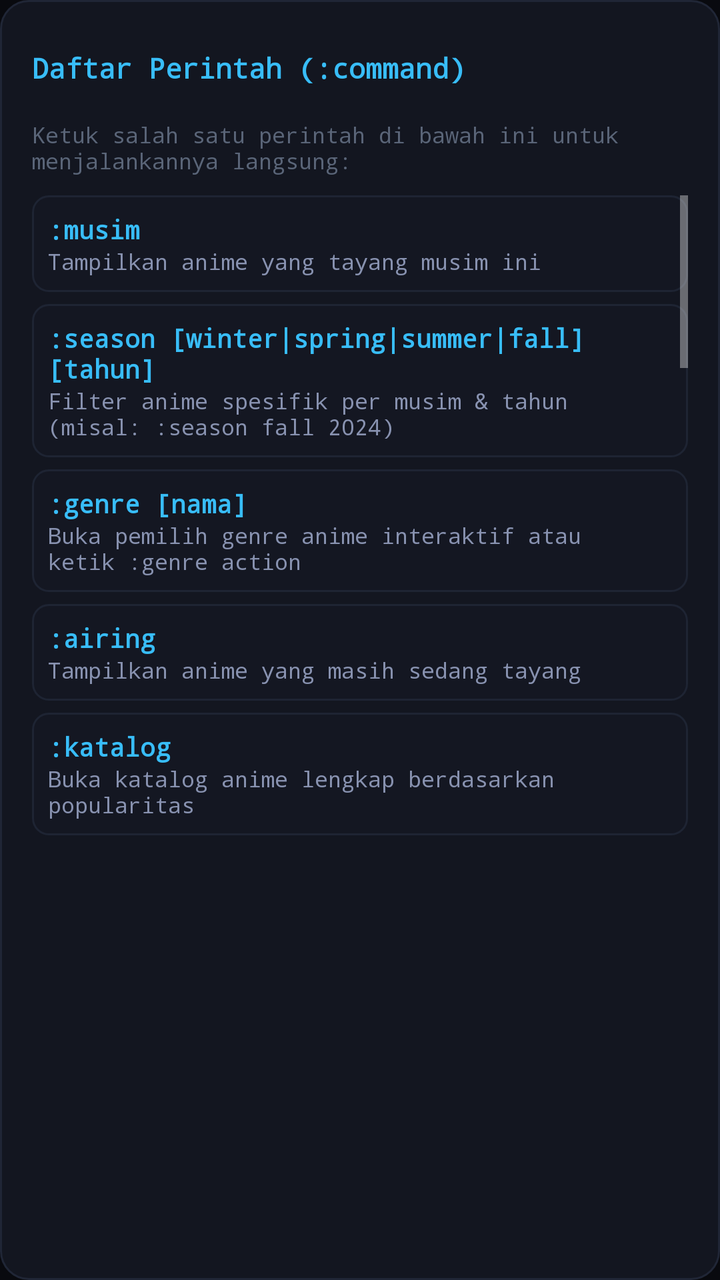
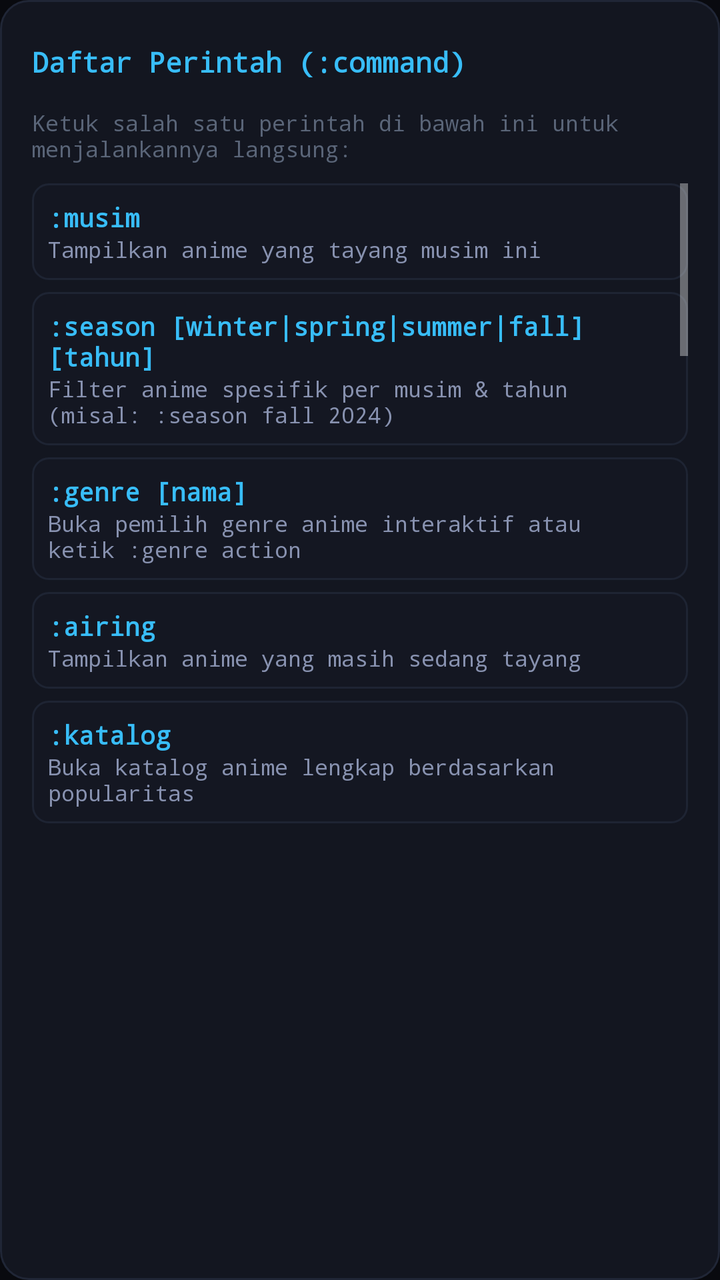

Two renders of the same Android screen: before a commit and after it. Below are the layout's source before the change and the commit's diff.
<!-- AndroidManifest.xml: application theme Theme.Tatap -->
<!-- res/layout/dialog_command_help.xml -->
<?xml version="1.0" encoding="utf-8"?>
<LinearLayout xmlns:android="http://schemas.android.com/apk/res/android"
    android:layout_width="match_parent"
    android:layout_height="wrap_content"
    android:orientation="vertical"
    android:background="@drawable/bg_dialog_card"
    android:padding="16dp">

    
    <LinearLayout
        android:layout_width="match_parent"
        android:layout_height="wrap_content"
        android:gravity="center_vertical"
        android:paddingBottom="8dp">

        <TextView
            android:layout_width="0dp"
            android:layout_height="wrap_content"
            android:layout_weight="1"
      android:text="Daftar Perintah (:command)"
            android:textColor="#38BDF8"
            android:textSize="14sp"
            android:textStyle="bold"
            android:fontFamily="monospace" />

        <Button
            android:id="@+id/btn_close_help_dialog"
            android:layout_width="36dp"
            android:layout_height="36dp"
            android:background="?attr/selectableItemBackgroundBorderless"
            android:drawableStart="@drawable/ic_close"
            android:drawableTint="#8892B0"
            android:padding="8dp" />
    </LinearLayout>

    <TextView
        android:layout_width="match_parent"
        android:layout_height="wrap_content"
        android:text="Ketuk salah satu perintah di bawah ini untuk menjalankannya langsung:"
    android:textColor="#5A6578"
        android:textSize="11sp"
        android:fontFamily="monospace"
        android:layout_marginBottom="10dp" />

    <ScrollView
        android:layout_width="match_parent"
        android:layout_height="320dp"
        android:scrollbars="vertical">

        <LinearLayout
            android:layout_width="match_parent"
            android:layout_height="wrap_content"
            android:orientation="vertical">

            
            <LinearLayout
                android:id="@+id/cmd_item_musim"
                android:layout_width="match_parent"
                android:layout_height="wrap_content"
                android:background="@drawable/bg_command_tag"
                android:orientation="vertical"
                android:padding="8dp"
                android:layout_marginBottom="6dp">

                <TextView
                    android:layout_width="wrap_content"
                    android:layout_height="wrap_content"
                    android:text=":musim"
                    android:textColor="#38BDF8"
                    android:textSize="13sp"
                    android:textStyle="bold"
                    android:fontFamily="monospace" />

                <TextView
                    android:layout_width="wrap_content"
                    android:layout_height="wrap_content"
                    android:text="Tampilkan anime yang tayang musim ini"
          android:textColor="#8892B0"
                    android:textSize="11sp"
                    android:fontFamily="monospace" />
            </LinearLayout>

            
            <LinearLayout
                android:id="@+id/cmd_item_season"
                android:layout_width="match_parent"
                android:layout_height="wrap_content"
                android:background="@drawable/bg_command_tag"
                android:orientation="vertical"
                android:padding="8dp"
                android:layout_marginBottom="6dp">

                <TextView
                    android:layout_width="wrap_content"
                    android:layout_height="wrap_content"
                    android:text=":season [winter|spring|summer|fall] [tahun]"
                    android:textColor="#38BDF8"
                    android:textSize="13sp"
                    android:textStyle="bold"
                    android:fontFamily="monospace" />

                <TextView
                    android:layout_width="wrap_content"
                    android:layout_height="wrap_content"
                    android:text="Filter anime spesifik per musim &amp; tahun (misal: :season fall 2024)"
          android:textColor="#8892B0"
                    android:textSize="11sp"
                    android:fontFamily="monospace" />
            </LinearLayout>

            
            <LinearLayout
                android:id="@+id/cmd_item_genre"
                android:layout_width="match_parent"
                android:layout_height="wrap_content"
                android:background="@drawable/bg_command_tag"
                android:orientation="vertical"
                android:padding="8dp"
                android:layout_marginBottom="6dp">

                <TextView
                    android:layout_width="wrap_content"
                    android:layout_height="wrap_content"
                    android:text=":genre [nama]"
                    android:textColor="#38BDF8"
                    android:textSize="13sp"
                    android:textStyle="bold"
                    android:fontFamily="monospace" />

                <TextView
                    android:layout_width="wrap_content"
                    android:layout_height="wrap_content"
                    android:text="Buka pemilih genre anime interaktif atau ketik :genre action"
          android:textColor="#8892B0"
                    android:textSize="11sp"
                    android:fontFamily="monospace" />
            </LinearLayout>

            
            <LinearLayout
                android:id="@+id/cmd_item_airing"
                android:layout_width="match_parent"
                android:layout_height="wrap_content"
                android:background="@drawable/bg_command_tag"
                android:orientation="vertical"
                android:padding="8dp"
                android:layout_marginBottom="6dp">

                <TextView
                    android:layout_width="wrap_content"
                    android:layout_height="wrap_content"
                    android:text=":airing"
                    android:textColor="#38BDF8"
                    android:textSize="13sp"
                    android:textStyle="bold"
                    android:fontFamily="monospace" />

                <TextView
                    android:layout_width="wrap_content"
                    android:layout_height="wrap_content"
                    android:text="Tampilkan anime yang masih sedang tayang"
          android:textColor="#8892B0"
                    android:textSize="11sp"
                    android:fontFamily="monospace" />
            </LinearLayout>

            
            <LinearLayout
                android:id="@+id/cmd_item_katalog"
                android:layout_width="match_parent"
                android:layout_height="wrap_content"
                android:background="@drawable/bg_command_tag"
                android:orientation="vertical"
                android:padding="8dp"
                android:layout_marginBottom="6dp">

                <TextView
                    android:layout_width="wrap_content"
                    android:layout_height="wrap_content"
                    android:text=":katalog"
                    android:textColor="#38BDF8"
                    android:textSize="13sp"
                    android:textStyle="bold"
                    android:fontFamily="monospace" />

                <TextView
                    android:layout_width="wrap_content"
                    android:layout_height="wrap_content"
                    android:text="Buka katalog anime lengkap berdasarkan popularitas"
          android:textColor="#8892B0"
                    android:textSize="11sp"
                    android:fontFamily="monospace" />
            </LinearLayout>

            
            <LinearLayout
                android:id="@+id/cmd_item_source"
                android:layout_width="match_parent"
                android:layout_height="wrap_content"
                android:background="@drawable/bg_command_tag"
                android:orientation="vertical"
                android:padding="8dp"
                android:layout_marginBottom="6dp">

                <TextView
                    android:layout_width="wrap_content"
                    android:layout_height="wrap_content"
                    android:text=":source [hi|otaku]"
                    android:textColor="#38BDF8"
                    android:textSize="13sp"
                    android:textStyle="bold"
                    android:fontFamily="monospace" />

                <TextView
                    android:layout_width="wrap_content"
                    android:layout_height="wrap_content"
                    android:text="Ganti sumber streaming: HiAnime (Multi-sub) / Otakudesu (Sub Indo)"
          android:textColor="#8892B0"
                    android:textSize="11sp"
                    android:fontFamily="monospace" />
            </LinearLayout>

            
            <LinearLayout
                android:id="@+id/cmd_item_ping"
                android:layout_width="match_parent"
                android:layout_height="wrap_content"
                android:background="@drawable/bg_command_tag"
                android:orientation="vertical"
                android:padding="8dp"
                android:layout_marginBottom="6dp">

                <TextView
                    android:layout_width="wrap_content"
                    android:layout_height="wrap_content"
                    android:text=":ping"
                    android:textColor="#38BDF8"
                    android:textSize="13sp"
                    android:textStyle="bold"
                    android:fontFamily="monospace" />

                <TextView
                    android:layout_width="wrap_content"
                    android:layout_height="wrap_content"
                    android:text="Periksa latensi &amp; kesehatan backend internal Python"
          android:textColor="#8892B0"
                    android:textSize="11sp"
                    android:fontFamily="monospace" />
            </LinearLayout>

            
            <LinearLayout
                android:id="@+id/cmd_item_ai"
                android:layout_width="match_parent"
                android:layout_height="wrap_content"
                android:background="@drawable/bg_command_tag"
                android:orientation="vertical"
                android:padding="8dp"
                android:layout_marginBottom="6dp">

                <TextView
                    android:layout_width="wrap_content"
                    android:layout_height="wrap_content"
                    android:text=":ai"
                    android:textColor="#38BDF8"
                    android:textSize="13sp"
                    android:textStyle="bold"
                    android:fontFamily="monospace" />

                <TextView
                    android:layout_width="wrap_content"
                    android:layout_height="wrap_content"
                    android:text="Buka panel dialog konfigurasi AI Translate &amp; Preset API Key"
          android:textColor="#8892B0"
                    android:textSize="11sp"
                    android:fontFamily="monospace" />
            </LinearLayout>

            
            <LinearLayout
                android:id="@+id/cmd_item_apikey"
                android:layout_width="match_parent"
                android:layout_height="wrap_content"
                android:background="@drawable/bg_command_tag"
                android:orientation="vertical"
                android:padding="8dp"
                android:layout_marginBottom="6dp">

                <TextView
                    android:layout_width="wrap_content"
                    android:layout_height="wrap_content"
                    android:text=":apikey [key]"
                    android:textColor="#38BDF8"
                    android:textSize="13sp"
                    android:textStyle="bold"
                    android:fontFamily="monospace" />

                <TextView
                    android:layout_width="wrap_content"
                    android:layout_height="wrap_content"
                    android:text="Periksa status API key atau simpan key AI (Gemini, Groq, Ollama, OpenAI)"
          android:textColor="#8892B0"
                    android:textSize="11sp"
                    android:fontFamily="monospace" />
            </LinearLayout>

            
            <LinearLayout
                android:id="@+id/cmd_item_gemini"
                android:layout_width="match_parent"
                android:layout_height="wrap_content"
                android:background="@drawable/bg_command_tag"
                android:orientation="vertical"
                android:padding="8dp"
                android:layout_marginBottom="6dp">

                <TextView
                    android:layout_width="wrap_content"
                    android:layout_height="wrap_content"
                    android:text=":gemini &lt;key&gt;"
                    android:textColor="#38BDF8"
                    android:textSize="13sp"
                    android:textStyle="bold"
                    android:fontFamily="monospace" />

                <TextView
                    android:layout_width="wrap_content"
                    android:layout_height="wrap_content"
                    android:text="Preset Google AI Studio (Model gemini-2.0-flash)"
          android:textColor="#8892B0"
                    android:textSize="11sp"
                    android:fontFamily="monospace" />
            </LinearLayout>

            
            <LinearLayout
                android:id="@+id/cmd_item_groq"
                android:layout_width="match_parent"
                android:layout_height="wrap_content"
                android:background="@drawable/bg_command_tag"
                android:orientation="vertical"
                android:padding="8dp"
                android:layout_marginBottom="6dp">

                <TextView
                    android:layout_width="wrap_content"
                    android:layout_height="wrap_content"
                    android:text=":groq &lt;key&gt;"
                    android:textColor="#38BDF8"
                    android:textSize="13sp"
                    android:textStyle="bold"
                    android:fontFamily="monospace" />

                <TextView
                    android:layout_width="wrap_content"
                    android:layout_height="wrap_content"
                    android:text="Preset Groq Cloud gratis (Model llama-3.3-70b-versatile)"
          android:textColor="#8892B0"
                    android:textSize="11sp"
                    android:fontFamily="monospace" />
            </LinearLayout>

            
            <LinearLayout
                android:id="@+id/cmd_item_ollama"
                android:layout_width="match_parent"
                android:layout_height="wrap_content"
                android:background="@drawable/bg_command_tag"
                android:orientation="vertical"
                android:padding="8dp"
                android:layout_marginBottom="6dp">

                <TextView
                    android:layout_width="wrap_content"
                    android:layout_height="wrap_content"
                    android:text=":ollama &lt;key&gt;"
                    android:textColor="#38BDF8"
                    android:textSize="13sp"
                    android:textStyle="bold"
                    android:fontFamily="monospace" />

                <TextView
                    android:layout_width="wrap_content"
                    android:layout_height="wrap_content"
                    android:text="Preset Ollama Cloud (Model gpt-oss:20b)"
          android:textColor="#8892B0"
                    android:textSize="11sp"
                    android:fontFamily="monospace" />
            </LinearLayout>

            
            <LinearLayout
                android:id="@+id/cmd_item_model"
                android:layout_width="match_parent"
                android:layout_height="wrap_content"
                android:background="@drawable/bg_command_tag"
                android:orientation="vertical"
                android:padding="8dp"
                android:layout_marginBottom="6dp">

                <TextView
                    android:layout_width="wrap_content"
                    android:layout_height="wrap_content"
                    android:text=":model [nama]"
                    android:textColor="#38BDF8"
                    android:textSize="13sp"
                    android:textStyle="bold"
                    android:fontFamily="monospace" />

                <TextView
                    android:layout_width="wrap_content"
                    android:layout_height="wrap_content"
                    android:text="Lihat atau ganti model LLM yang digunakan untuk translate"
          android:textColor="#8892B0"
                    android:textSize="11sp"
                    android:fontFamily="monospace" />
            </LinearLayout>

            
            <LinearLayout
                android:id="@+id/cmd_item_logs"
                android:layout_width="match_parent"
                android:layout_height="wrap_content"
                android:background="@drawable/bg_command_tag"
                android:orientation="vertical"
                android:padding="8dp"
                android:layout_marginBottom="6dp">

                <TextView
                    android:layout_width="wrap_content"
                    android:layout_height="wrap_content"
                    android:text=":logs"
                    android:textColor="#38BDF8"
                    android:textSize="13sp"
                    android:textStyle="bold"
                    android:fontFamily="monospace" />

                <TextView
                    android:layout_width="wrap_content"
                    android:layout_height="wrap_content"
                    android:text="Buka riwayat log aktivitas penerjemahan subtitle VTT"
          android:textColor="#8892B0"
                    android:textSize="11sp"
                    android:fontFamily="monospace" />
            </LinearLayout>

            
            <LinearLayout
                android:id="@+id/cmd_item_riwayat"
                android:layout_width="match_parent"
                android:layout_height="wrap_content"
                android:background="@drawable/bg_command_tag"
                android:orientation="vertical"
                android:padding="8dp"
                android:layout_marginBottom="6dp">

                <TextView
                    android:layout_width="wrap_content"
                    android:layout_height="wrap_content"
                    android:text=":riwayat"
                    android:textColor="#38BDF8"
                    android:textSize="13sp"
                    android:textStyle="bold"
                    android:fontFamily="monospace" />

                <TextView
                    android:layout_width="wrap_content"
                    android:layout_height="wrap_content"
                    android:text="Buka daftar riwayat anime yang pernah Anda tonton (:riwayat clear untuk hapus)"
          android:textColor="#8892B0"
                    android:textSize="11sp"
                    android:fontFamily="monospace" />
            </LinearLayout>

            
            <LinearLayout
                android:id="@+id/cmd_item_favorit"
                android:layout_width="match_parent"
                android:layout_height="wrap_content"
                android:background="@drawable/bg_command_tag"
                android:orientation="vertical"
                android:padding="8dp"
                android:layout_marginBottom="6dp">

                <TextView
                    android:layout_width="wrap_content"
                    android:layout_height="wrap_content"
                    android:text=":favorit"
                    android:textColor="#38BDF8"
                    android:textSize="13sp"
                    android:textStyle="bold"
                    android:fontFamily="monospace" />

                <TextView
                    android:layout_width="wrap_content"
                    android:layout_height="wrap_content"
                    android:text="Buka daftar bookmark anime favorit yang Anda simpan"
                    android:textColor="#8892B0"
                    android:textSize="11sp"
                    android:fontFamily="monospace" />
            </LinearLayout>

            
            <LinearLayout
                android:id="@+id/cmd_item_update"
                android:layout_width="match_parent"
                android:layout_height="wrap_content"
                android:background="@drawable/bg_command_tag"
                android:orientation="vertical"
                android:padding="8dp"
                android:layout_marginBottom="6dp">

                <TextView
                    android:layout_width="wrap_content"
                    android:layout_height="wrap_content"
                    android:text=":update"
                    android:textColor="#38BDF8"
                    android:textSize="13sp"
                    android:textStyle="bold"
                    android:fontFamily="monospace" />

                <TextView
                    android:layout_width="wrap_content"
                    android:layout_height="wrap_content"
                    android:text="Periksa pembaruan rilis Tatap terbaru di GitHub (on-demand)"
                    android:textColor="#8892B0"
                    android:textSize="11sp"
                    android:fontFamily="monospace" />
            </LinearLayout>

            
            <LinearLayout
                android:id="@+id/cmd_item_clear"
                android:layout_width="match_parent"
                android:layout_height="wrap_content"
                android:background="@drawable/bg_command_tag"
                android:orientation="vertical"
                android:padding="8dp"
                android:layout_marginBottom="6dp">

                <TextView
                    android:layout_width="wrap_content"
                    android:layout_height="wrap_content"
                    android:text=":clear"
                    android:textColor="#38BDF8"
                    android:textSize="13sp"
                    android:textStyle="bold"
                    android:fontFamily="monospace" />

                <TextView
                    android:layout_width="wrap_content"
                    android:layout_height="wrap_content"
                    android:text="Bersihkan pencarian &amp; reset filter kembali ke musim ini"
          android:textColor="#8892B0"
                    android:textSize="11sp"
                    android:fontFamily="monospace" />
            </LinearLayout>
        </LinearLayout>
    </ScrollView>
</LinearLayout>
<!-- resources referenced by this layout -->
<resources>
  <!-- drawable bg_command_tag (drawable) -->
  <?xml version="1.0" encoding="utf-8"?>
  <selector xmlns:android="http://schemas.android.com/apk/res/android">
      <item android:state_pressed="true">
          <shape android:shape="rectangle">
              <corners android:radius="8dp" />
              <solid android:color="#22293A" />
          </shape>
      </item>
      <item>
          <shape android:shape="rectangle">
              <corners android:radius="8dp" />
              <solid android:color="#141722" />
              <stroke
                  android:width="1dp"
                  android:color="#1E2433" />
          </shape>
      </item>
  </selector>
  <!-- drawable bg_dialog_card (drawable) -->
  <?xml version="1.0" encoding="utf-8"?>
  <shape xmlns:android="http://schemas.android.com/apk/res/android"
      android:shape="rectangle">
      <corners android:radius="14dp" />
      <solid android:color="#131620" />
      <stroke
          android:width="1dp"
          android:color="#202636" />
  </shape>
  <!-- drawable ic_close (drawable) -->
  <?xml version="1.0" encoding="utf-8"?>
  <vector xmlns:android="http://schemas.android.com/apk/res/android"
      android:width="24dp"
      android:height="24dp"
      android:viewportWidth="24"
      android:viewportHeight="24">
      
      <path
          android:fillColor="#FFFFFFFF"
          android:pathData="M19,6.41 L17.59,5 L12,10.59 L6.41,5 L5,6.41 L10.59,12 L5,17.59 L6.41,19 L12,13.41 L17.59,19 L19,17.59 L13.41,12 L19,6.41 Z" />
  </vector>
  <style name="Theme.Tatap" parent="Theme.MaterialComponents.NoActionBar">
          <item name="colorPrimary">#38BDF8</item>
          <item name="colorPrimaryVariant">#090A0F</item>
          <item name="colorOnPrimary">#FFFFFF</item>
          <item name="colorSecondary">#38BDF8</item>
          <item name="android:statusBarColor">#090A0F</item>
          <item name="android:navigationBarColor">#090A0F</item>
          <item name="android:windowBackground">#090A0F</item>
      </style>
</resources>

<!-- the commit's change to res/layout/dialog_command_help.xml (unified diff, before → after) -->
@@ -25,8 +25,8 @@
 
         <Button
             android:id="@+id/btn_close_help_dialog"
-            android:layout_width="36dp"
-            android:layout_height="36dp"
+            android:layout_width="30dp"
+            android:layout_height="30dp"
             android:background="?attr/selectableItemBackgroundBorderless"
             android:drawableStart="@drawable/ic_close"
             android:drawableTint="#8892B0"
<!-- resource entries referenced after the edit -->
@@ -32,8 +32,8 @@
   <!-- drawable ic_close (drawable) -->
   <?xml version="1.0" encoding="utf-8"?>
   <vector xmlns:android="http://schemas.android.com/apk/res/android"
-      android:width="24dp"
-      android:height="24dp"
+      android:width="14dp"
+      android:height="14dp"
       android:viewportWidth="24"
       android:viewportHeight="24">
       
